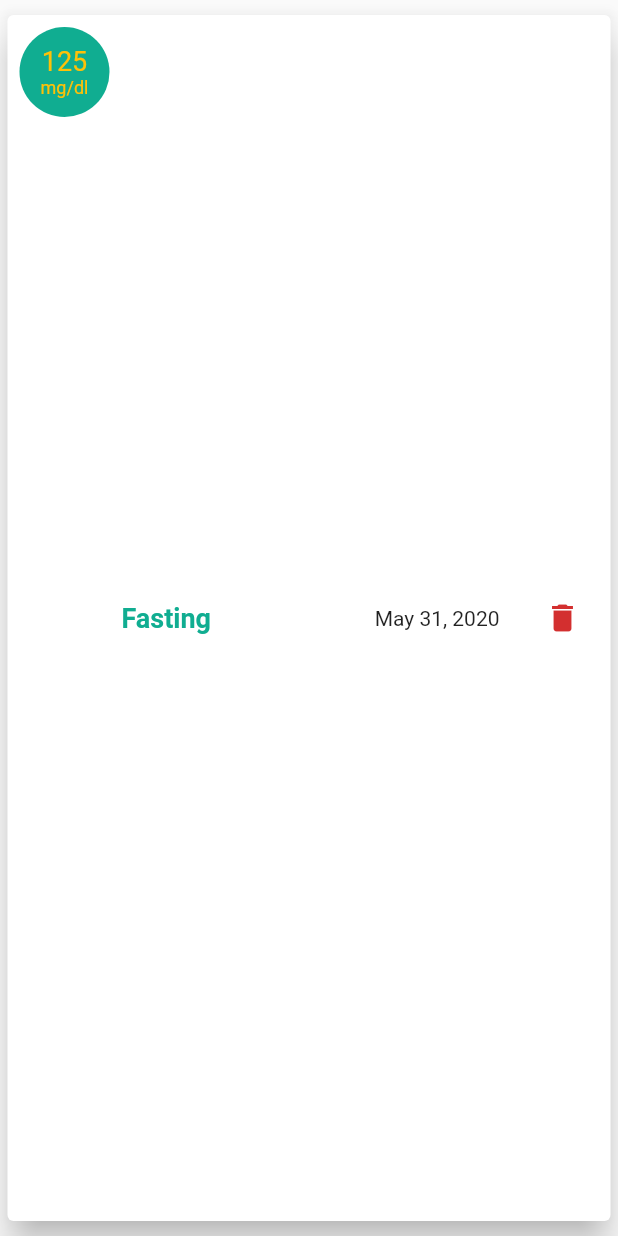
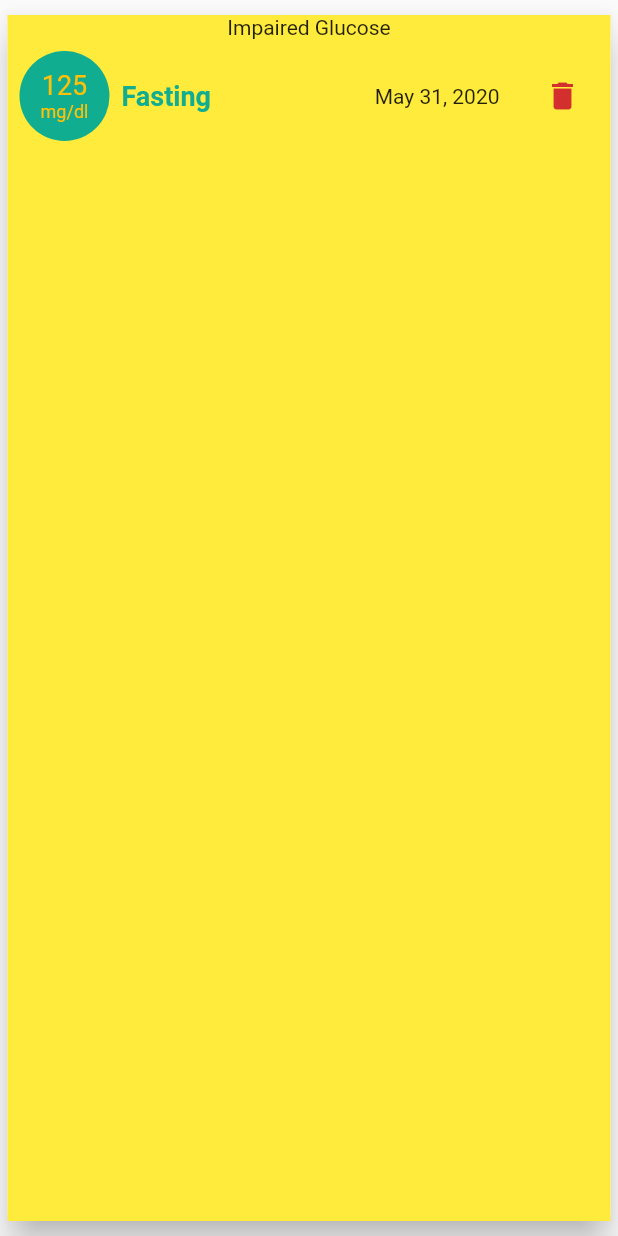
Before and after one commit to AbdelrahmanMagdy84/AMUN_mobile_APP, a Flutter app: the GlucoseItem widget shown alone on an empty page, opened directly, on a phone screen of 412 x 824 dp. Run offline on Flutter 3.47's test engine with Material 2 defaults, Android fonts, the phone set to English and light mode, and no system bars; our stand-ins replace numberpicker.

Commit message:
second commit

```diff
--- a/lib/models/blood_glucose.dart
+++ b/lib/models/blood_glucose.dart
@@ -1,10 +1,10 @@
-enum Type{fasting,postprandial,random}
+enum TimeType{fasting,afterEating,two_three_hours_aftrer_eating}
 
 
 class BloodGlucose{
   int id;
   int value;
-  Type type;
+  TimeType timeType;
   DateTime date;
-  BloodGlucose({this.id,this.value,this.date,this.type});
+  BloodGlucose({this.id,this.value,this.date,this.timeType});
 }
--- a/lib/widgets/glucose_item.dart
+++ b/lib/widgets/glucose_item.dart
@@ -1,14 +1,38 @@
+import '../models/blood_glucose.dart';
 import 'package:flutter/material.dart';
 import 'package:intl/intl.dart';
 
 class GlucoseItem extends StatelessWidget {
-  final DateTime date = DateTime.now();
+   DateTime date = DateTime.now();
   final int glucose = 125;
   final String type = 'Fasting';
+  BloodGlucose bloodGlocose = BloodGlucose(date: DateTime.now(),value: 125,timeType: TimeType.fasting);
 
+
+
+  Map<String, Object> getGlucoseIndecator(BloodGlucose bloodGlocose) {
+    if (bloodGlocose.timeType==TimeType.fasting ) {
+    if (80<=bloodGlocose.value &&bloodGlocose.value<=100) {
+      return {'indecator': 'Normal', 'color': Colors.green};
+    } else if (101<=bloodGlocose.value &&bloodGlocose.value<=125) {
+      return {'indecator': 'Impaired Glucose', 'color': Colors.yellow};
+    } else if (126<=bloodGlocose.value ) {
+      return {
+        'indecator': "Diabetic",
+        'color': Colors.red
+      };
+      }};
+
+  }
   Widget buildListTile(
-      BuildContext ctx, int glucose, String type, DateTime date) {
-    return Row(children: <Widget>[
+      BuildContext ctx, BloodGlucose bloodGlucose) {
+         Map<String, Object> obj = getGlucoseIndecator(bloodGlucose);
+    return Container(
+      color: obj['color'],
+      child: Column(
+        children: <Widget>[
+          Container(child: Center(child: Text(obj['indecator']),),),
+          Row(children: <Widget>[
             Padding(
               padding: const EdgeInsets.all(8.0),
               child: Column(children: <Widget>[
@@ -58,7 +82,10 @@ class GlucoseItem extends StatelessWidget {
                 onPressed: () {}
                 // widget.delete(widget.transaction.id),
                 ),
-    ]);
+          ]),
+        ],
+      ),
+    );
   }
 
   @override
@@ -66,7 +93,7 @@ class GlucoseItem extends StatelessWidget {
     return Card(
       elevation: 10,
       margin: EdgeInsets.symmetric(vertical: 10, horizontal: 5),
-      child: buildListTile(context, glucose, type, date),
+      child: buildListTile(context,bloodGlocose),
 
     );
   }
```
Also changed, not shown: lib/input_widgets/new_glucose.dart (+8 -7 lines), lib/input_widgets/new_pressure.dart (+1 -15 lines). Lines whose indentation alone changed are shown as unchanged.
